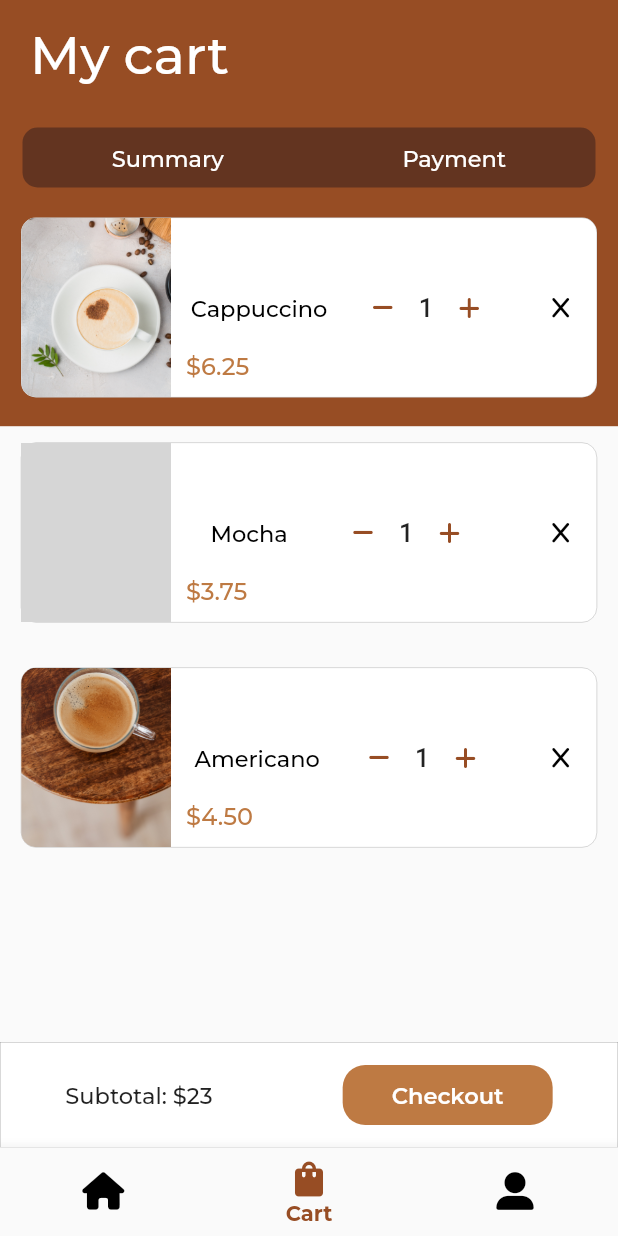
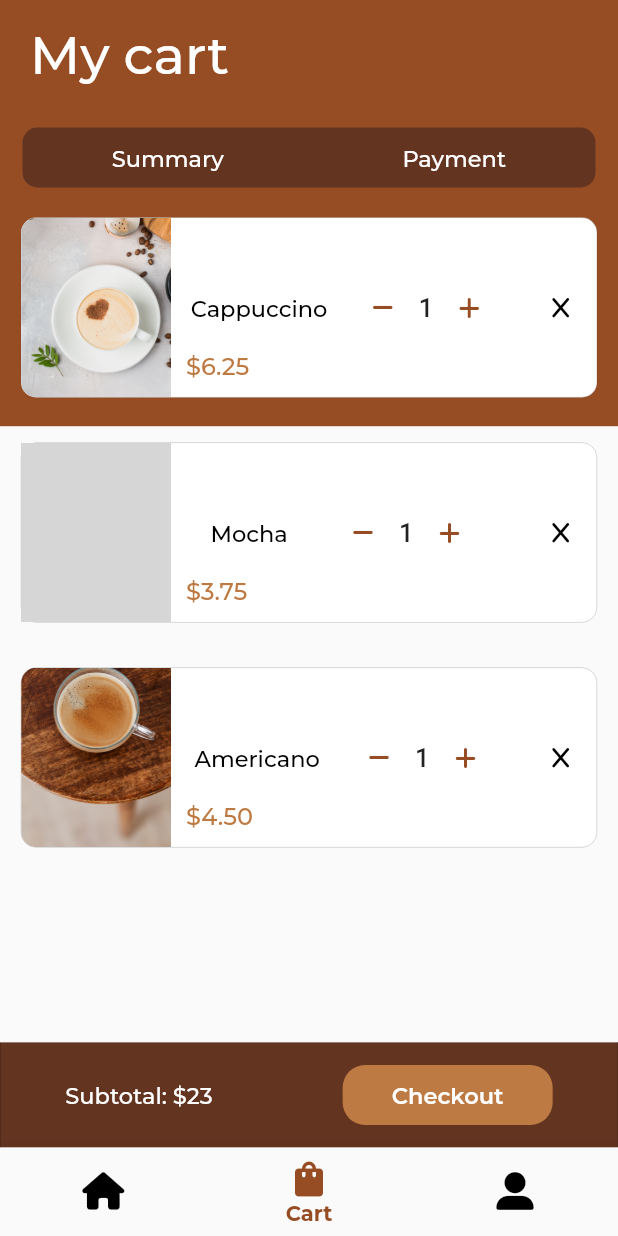
Before and after one commit to naomitimm/TopPot, a Flutter app: the screen it shows after launch, on a phone screen of 412 x 824 dp. Run offline on Flutter 3.47's test engine with Material 2 defaults, Android fonts, the phone set to English and light mode, and no system bars; our stand-ins replace font_awesome_flutter, go_router, google_fonts; grey boxes are pictures that could not be loaded.

Commit message:
cart tweak 45

```diff
--- a/top_pot_app/lib/presentation/dashboard/cart_page.dart
+++ b/top_pot_app/lib/presentation/dashboard/cart_page.dart
@@ -48,7 +48,7 @@ class _CheckoutPageState extends State<CheckoutPage> {
             ),
             const Align(
               alignment: Alignment.bottomCenter,
-              child: CartSubmitButton(),
+              child: CartSubmitContainer(),
             )
           ],
         ),
--- a/top_pot_app/lib/presentation/dashboard/widgets/buttons.dart
+++ b/top_pot_app/lib/presentation/dashboard/widgets/buttons.dart
@@ -1,43 +1 @@
 import 'package:top_pot_app/presentation/exports.dart';
-
-class CartSubmitButton extends StatelessWidget {
-  const CartSubmitButton({Key? key}) : super(key: key);
-
-  @override
-  Widget build(BuildContext context) {
-    return Container(
-      height: 70,
-      width: double.infinity,
-      decoration: BoxDecoration(
-          color: Colors.white,
-          border: Border.all(color: Colors.black.withOpacity(0.5), width: 0.2)),
-      child: Row(
-        mainAxisAlignment: MainAxisAlignment.spaceAround,
-        children: [
-          Text("Subtotal: \$23",
-              style: GoogleFonts.montserrat(
-                textStyle:
-                    const TextStyle(fontSize: 15, fontWeight: FontWeight.w500),
-              )),
-          Container(
-            height: 40,
-            width: 140,
-            decoration: const BoxDecoration(
-              borderRadius: BorderRadius.all(Radius.circular(15)),
-              color: Color.fromRGBO(190, 122, 67, 1),
-            ),
-            child: Center(
-              child: Text("Checkout",
-                  style: GoogleFonts.montserrat(
-                    textStyle: const TextStyle(
-                        color: Colors.white,
-                        fontSize: 15,
-                        fontWeight: FontWeight.w600),
-                  )),
-            ),
-          ),
-        ],
-      ),
-    );
-  }
-}
--- a/top_pot_app/lib/presentation/dashboard/widgets/cards.dart
+++ b/top_pot_app/lib/presentation/dashboard/widgets/cards.dart
@@ -4,7 +4,7 @@ class CoffeeCard extends StatefulWidget {
   final String image;
   final String name;
   final String price;
-  CoffeeCard({
+  const CoffeeCard({
     Key? key,
     required this.image,
     required this.name,
@@ -261,7 +261,7 @@ class CartOptionsCard extends StatelessWidget {
           borderRadius: BorderRadius.all(Radius.circular(10))),
       child: Row(
         mainAxisAlignment: MainAxisAlignment.spaceAround,
-        children: [
+        children: const [
           CartChoiceText(text: "Summary"),
           CartChoiceText(text: "Payment")
         ],
@@ -269,3 +269,47 @@ class CartOptionsCard extends StatelessWidget {
     );
   }
 }
+
+class CartSubmitContainer extends StatelessWidget {
+  const CartSubmitContainer({Key? key}) : super(key: key);
+
+  @override
+  Widget build(BuildContext context) {
+    return Container(
+      height: 70,
+      width: double.infinity,
+      decoration: BoxDecoration(
+          color: const Color.fromRGBO(99, 52, 32, 1),
+          border: Border.all(color: Colors.black.withOpacity(0.5), width: 0.2)),
+      child: Row(
+        mainAxisAlignment: MainAxisAlignment.spaceAround,
+        children: [
+          Text("Subtotal: \$23",
+              style: GoogleFonts.montserrat(
+                textStyle: const TextStyle(
+                    color: Colors.white,
+                    fontSize: 15,
+                    fontWeight: FontWeight.w500),
+              )),
+          Container(
+            height: 40,
+            width: 140,
+            decoration: const BoxDecoration(
+              borderRadius: BorderRadius.all(Radius.circular(15)),
+              color: Color.fromRGBO(190, 122, 67, 1),
+            ),
+            child: Center(
+              child: Text("Checkout",
+                  style: GoogleFonts.montserrat(
+                    textStyle: const TextStyle(
+                        color: Colors.white,
+                        fontSize: 15,
+                        fontWeight: FontWeight.w600),
+                  )),
+            ),
+          ),
+        ],
+      ),
+    );
+  }
+}
```
